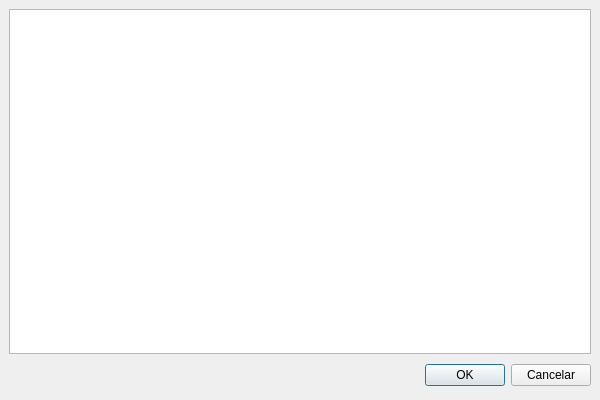
Old version of the form rs/src/ui/frusers.ui in the repository xvjau/Reserva-de-Salas.
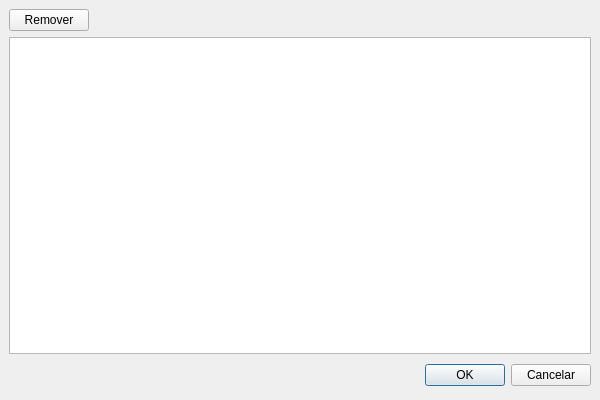
New version of the form. Icons and pictures are not drawn.

Commit message: Added Delete User button

What changed in the file:
```diff
--- a/rs/src/ui/frusers.ui
+++ b/rs/src/ui/frusers.ui
@@ -22,14 +22,14 @@
    <property name="spacing" >
     <number>6</number>
    </property>
-   <item row="0" column="0" >
+   <item row="1" column="0" >
     <widget class="QTableView" name="tableView" >
      <property name="alternatingRowColors" >
       <bool>true</bool>
      </property>
     </widget>
    </item>
-   <item row="1" column="0" >
+   <item row="2" column="0" >
     <layout class="QHBoxLayout" >
      <property name="margin" >
       <number>0</number>
@@ -72,6 +72,39 @@
      </item>
     </layout>
    </item>
+   <item row="0" column="0" >
+    <layout class="QHBoxLayout" >
+     <property name="margin" >
+      <number>0</number>
+     </property>
+     <property name="spacing" >
+      <number>6</number>
+     </property>
+     <item>
+      <widget class="QPushButton" name="pbRemover" >
+       <property name="text" >
+        <string>Remover</string>
+       </property>
+       <property name="icon" >
+        <iconset resource="../res/rs.qrc" >:/png/buttons/16/button_cancel.png</iconset>
+       </property>
+      </widget>
+     </item>
+     <item>
+      <spacer>
+       <property name="orientation" >
+        <enum>Qt::Horizontal</enum>
+       </property>
+       <property name="sizeHint" >
+        <size>
+         <width>40</width>
+         <height>20</height>
+        </size>
+       </property>
+      </spacer>
+     </item>
+    </layout>
+   </item>
   </layout>
  </widget>
  <resources>
```
The commit also changes 3 other files.
